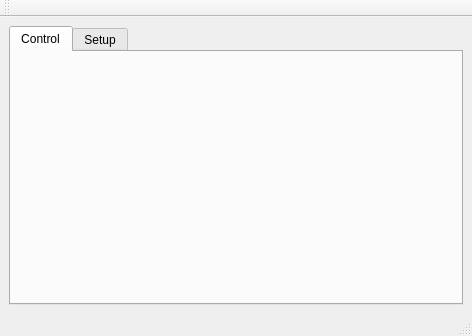
The window that View/mainview.ui (SarimSiddd/Vfp) describes before a commit, drawn with Qt 5.
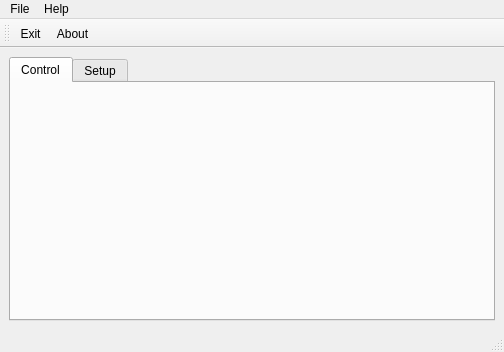
The same window after the commit. The open tabs and pages were chosen to show the change. Icons and pictures are not drawn.

Commit message: Added ControlTab and ControlTabViewMgr

Patch:
```diff
--- a/View/mainview.ui
+++ b/View/mainview.ui
@@ -6,8 +6,8 @@
    <rect>
     <x>0</x>
     <y>0</y>
-    <width>472</width>
-    <height>336</height>
+    <width>504</width>
+    <height>352</height>
    </rect>
   </property>
   <property name="windowTitle">
@@ -18,9 +18,9 @@
     <normaloff>:/root/Images/Syncor48.png</normaloff>:/root/Images/Syncor48.png</iconset>
   </property>
   <widget class="QWidget" name="centralwidget">
-   <layout class="QHBoxLayout" name="horizontalLayout">
+   <layout class="QVBoxLayout" name="verticalLayout">
     <item>
-     <widget class="QTabWidget" name="tabControl">
+     <widget class="QTabWidget" name="tabs">
       <property name="currentIndex">
        <number>1</number>
       </property>
@@ -32,6 +32,11 @@
        <attribute name="title">
         <string>Control</string>
        </attribute>
+       <layout class="QHBoxLayout" name="horizontalLayout">
+        <item>
+         <layout class="QVBoxLayout" name="loControlTab"/>
+        </item>
+       </layout>
       </widget>
       <widget class="QWidget" name="tab_Setup">
        <attribute name="icon">
@@ -56,23 +61,60 @@
     <rect>
      <x>0</x>
      <y>0</y>
-     <width>472</width>
+     <width>504</width>
      <height>21</height>
     </rect>
    </property>
+   <widget class="QMenu" name="menuFile">
+    <property name="title">
+     <string>File</string>
+    </property>
+    <addaction name="action_Exit"/>
+   </widget>
+   <widget class="QMenu" name="menuHelp">
+    <property name="title">
+     <string>Help</string>
+    </property>
+    <addaction name="action_About"/>
+   </widget>
+   <addaction name="menuFile"/>
+   <addaction name="menuHelp"/>
   </widget>
   <widget class="QStatusBar" name="statusbar"/>
   <widget class="QToolBar" name="toolBar">
    <property name="windowTitle">
     <string>toolBar</string>
    </property>
+   <property name="toolButtonStyle">
+    <enum>Qt::ToolButtonTextUnderIcon</enum>
+   </property>
    <attribute name="toolBarArea">
     <enum>TopToolBarArea</enum>
    </attribute>
    <attribute name="toolBarBreak">
     <bool>false</bool>
    </attribute>
+   <addaction name="action_Exit"/>
+   <addaction name="action_About"/>
   </widget>
+  <action name="action_Exit">
+   <property name="icon">
+    <iconset resource="../vfpResourcefile.qrc">
+     <normaloff>:/root/Images/Exit.png</normaloff>:/root/Images/Exit.png</iconset>
+   </property>
+   <property name="text">
+    <string>&amp;Exit</string>
+   </property>
+  </action>
+  <action name="action_About">
+   <property name="icon">
+    <iconset resource="../vfpResourcefile.qrc">
+     <normaloff>:/root/Images/About.png</normaloff>:/root/Images/About.png</iconset>
+   </property>
+   <property name="text">
+    <string>&amp;About</string>
+   </property>
+  </action>
  </widget>
  <resources>
   <include location="../vfpResourcefile.qrc"/>
```
Left out of the diff: 2 changed lines with no effect on the pictures. The commit also changes 21 other files.
